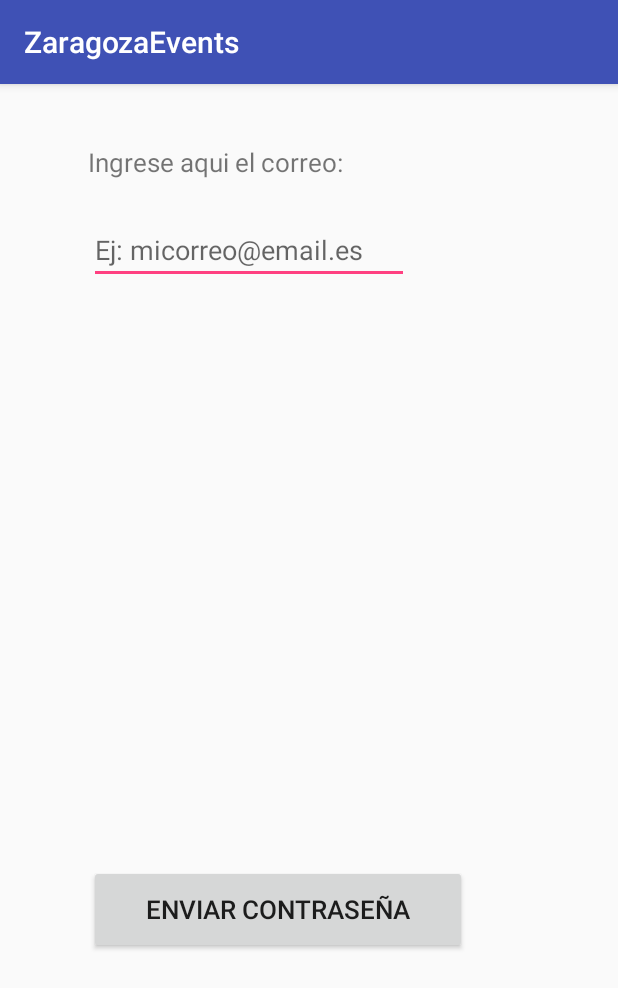
After one commit to charlyesco/ProyectoZaragozaEvents, an Android app: the PasswordActivity screen opened directly, with no data from a screen before it, on a phone screen of 412 x 824 dp. The commit adds this screen. Shown: the top 988 px of the screen. Run offline under Robolectric (Android 15) with nearby library versions, the phone set to English and light mode, and no system bars; our stand-ins replace Firebase (no records; nobody signed in at launch, a user with empty details on screens opened directly).

Commit message:
12.3
Registro y olvidar contraseña funciona

```diff
--- a/app/src/main/AndroidManifest.xml
+++ b/app/src/main/AndroidManifest.xml
@@ -17,7 +17,8 @@
         android:label="@string/app_name"
         android:supportsRtl="true"
         android:theme="@style/AppTheme">
-        <activity android:name=".LoginActivity"></activity>
+        <activity android:name=".PasswordActivity"></activity>
+        <activity android:name=".LoginActivity" />
         <activity
             android:name=".ui.login.LoginActivity"
             android:label="@string/title_activity_login" />
--- a/app/src/main/java/com/example/carlos/proyectoevents/NavigationActivity.java
+++ b/app/src/main/java/com/example/carlos/proyectoevents/NavigationActivity.java
@@ -31,6 +31,7 @@ public class NavigationActivity extends AppCompatActivity
     ListView listView;
     private static final int INTERVALO = 1500; //2 segundos para salir
     private long tiempoPrimerClick;
+    private static int log=0;
 
     public static int control = 0;
 
--- /dev/null
+++ b/app/src/main/java/com/example/carlos/proyectoevents/PasswordActivity.java
@@ -0,0 +1,66 @@
+package com.example.carlos.proyectoevents;
+
+import android.app.ProgressDialog;
+import android.content.Intent;
+import android.support.annotation.NonNull;
+import android.support.v7.app.AppCompatActivity;
+import android.os.Bundle;
+import android.view.View;
+import android.widget.Button;
+import android.widget.EditText;
+import android.widget.Toast;
+
+import com.google.android.gms.tasks.OnCompleteListener;
+import com.google.android.gms.tasks.Task;
+import com.google.firebase.auth.FirebaseAuth;
+
+public class PasswordActivity extends AppCompatActivity {
+    EditText correo;
+    Button b;
+    private String email = "";
+    private FirebaseAuth mAuth;
+    private ProgressDialog mDialog;
+
+    @Override
+    protected void onCreate(Bundle savedInstanceState) {
+        super.onCreate(savedInstanceState);
+        setContentView(R.layout.activity_password);
+
+        b = findViewById(R.id.bt_enviar_pass);
+        correo = findViewById(R.id.et_email_pass);
+        mAuth = FirebaseAuth.getInstance();
+        mDialog=new ProgressDialog(this);
+        b.setOnClickListener(new View.OnClickListener() {
+            @Override
+            public void onClick(View v) {
+                email = correo.getText().toString().trim();
+                if (!email.isEmpty()) {
+                    mDialog.setMessage("Espere un momento...");
+                    mDialog.setCanceledOnTouchOutside(false);
+                    mDialog.show();
+                    resetPassword();
+                } else {
+                    Toast.makeText(PasswordActivity.this, "Debe de ingresar el correo", Toast.LENGTH_SHORT).show();
+                }
+
+            }
+        });
+    }
+
+    public void resetPassword() {
+        mAuth.setLanguageCode("es");
+        mAuth.sendPasswordResetEmail(email).addOnCompleteListener(new OnCompleteListener<Void>() {
+            @Override
+            public void onComplete(@NonNull Task<Void> task) {
+                if(task.isSuccessful()){
+                    Toast.makeText(PasswordActivity.this,"Se ha enviado un correo para restablecer tu contraseña.",Toast.LENGTH_SHORT).show();
+                    Intent i=new Intent(PasswordActivity.this,InicioActivity.class);
+                    startActivity(i);
+                }else{
+                    Toast.makeText(PasswordActivity.this,"Error al enviar el correo.",Toast.LENGTH_SHORT).show();
+                }
+                mDialog.dismiss();
+            }
+        });
+    }
+}
--- a/app/src/main/res/layout/activity_login2.xml
+++ b/app/src/main/res/layout/activity_login2.xml
@@ -69,7 +69,7 @@
         app:layout_constraintEnd_toEndOf="parent"
         app:layout_constraintHorizontal_bias="0.497"
         app:layout_constraintStart_toStartOf="parent"
-        app:layout_constraintTop_toBottomOf="@+id/textView13" />
+        app:layout_constraintTop_toBottomOf="@+id/tv_olvido" />
 
     <TextView
         android:id="@+id/textView3"
@@ -121,7 +121,7 @@
         app:layout_constraintTop_toTopOf="parent" />
 
     <TextView
-        android:id="@+id/textView13"
+        android:id="@+id/tv_olvido"
         android:layout_width="215dp"
         android:layout_height="27dp"
         android:layout_marginStart="8dp"
--- /dev/null
+++ b/app/src/main/res/layout/activity_password.xml
@@ -0,0 +1,60 @@
+<?xml version="1.0" encoding="utf-8"?>
+<android.support.constraint.ConstraintLayout xmlns:android="http://schemas.android.com/apk/res/android"
+    xmlns:app="http://schemas.android.com/apk/res-auto"
+    xmlns:tools="http://schemas.android.com/tools"
+    android:layout_width="match_parent"
+    android:layout_height="match_parent"
+    tools:context=".PasswordActivity">
+
+    <TextView
+        android:id="@+id/textView14"
+        android:layout_width="wrap_content"
+        android:layout_height="wrap_content"
+        android:layout_marginStart="8dp"
+        android:layout_marginLeft="8dp"
+        android:layout_marginTop="40dp"
+        android:layout_marginEnd="8dp"
+        android:layout_marginRight="8dp"
+        android:text="Ingrese aqui el correo:"
+        android:textSize="17sp"
+        app:layout_constraintEnd_toEndOf="parent"
+        app:layout_constraintHorizontal_bias="0.224"
+        app:layout_constraintStart_toStartOf="parent"
+        app:layout_constraintTop_toTopOf="parent" />
+
+    <EditText
+        android:id="@+id/et_email_pass"
+        android:layout_width="wrap_content"
+        android:layout_height="wrap_content"
+        android:layout_marginStart="8dp"
+        android:layout_marginLeft="8dp"
+        android:layout_marginTop="24dp"
+        android:layout_marginEnd="8dp"
+        android:layout_marginRight="8dp"
+        android:ems="10"
+        android:hint="Ej: micorreo@email.es"
+        android:inputType="textPersonName"
+        app:layout_constraintEnd_toEndOf="parent"
+        app:layout_constraintHorizontal_bias="0.28"
+        app:layout_constraintStart_toStartOf="parent"
+        app:layout_constraintTop_toBottomOf="@+id/textView14" />
+
+    <Button
+        android:id="@+id/bt_enviar_pass"
+        android:layout_width="252dp"
+        android:layout_height="59dp"
+        android:layout_marginStart="8dp"
+        android:layout_marginLeft="8dp"
+        android:layout_marginTop="384dp"
+        android:layout_marginEnd="8dp"
+        android:layout_marginRight="8dp"
+        android:layout_marginBottom="30dp"
+        android:text="Enviar contraseña"
+        android:textSize="17sp"
+        app:layout_constraintBottom_toBottomOf="parent"
+        app:layout_constraintEnd_toEndOf="parent"
+        app:layout_constraintHorizontal_bias="0.356"
+        app:layout_constraintStart_toStartOf="parent"
+        app:layout_constraintTop_toBottomOf="@+id/et_email_pass"
+        app:layout_constraintVertical_bias="0.02" />
+</android.support.constraint.ConstraintLayout>
```
Also changed, not shown: app/src/main/java/com/example/carlos/proyectoevents/InicioActivity.java (+40 -0 lines), app/src/main/java/com/example/carlos/proyectoevents/LoginActivity.java (+11 -0 lines).
